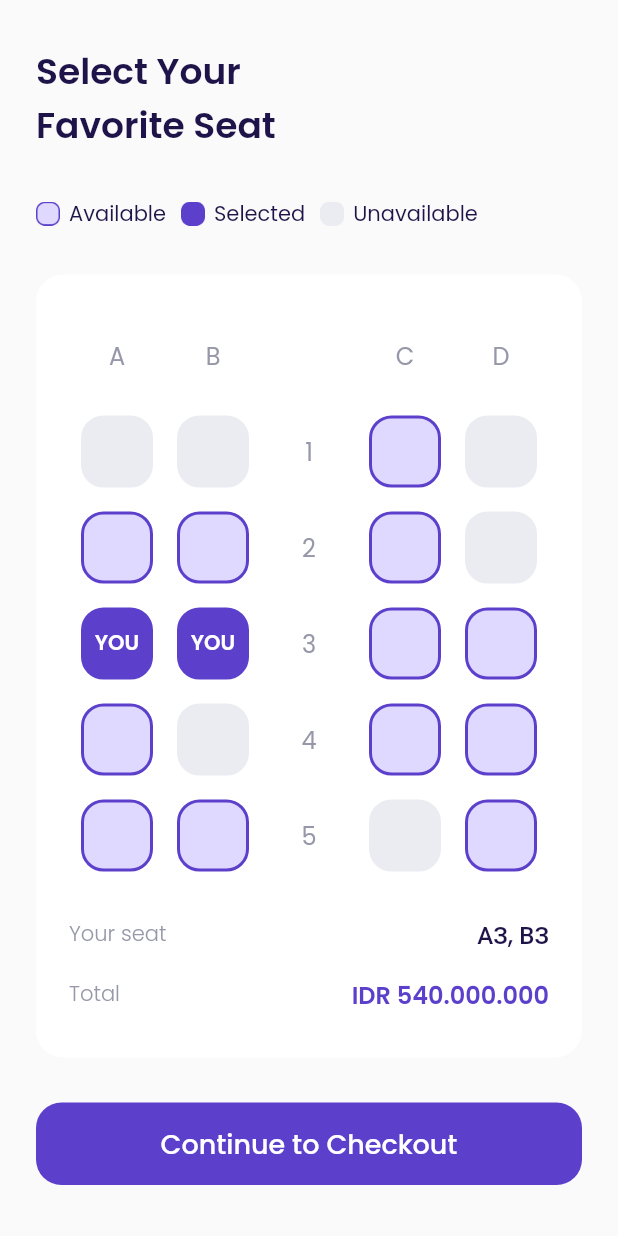
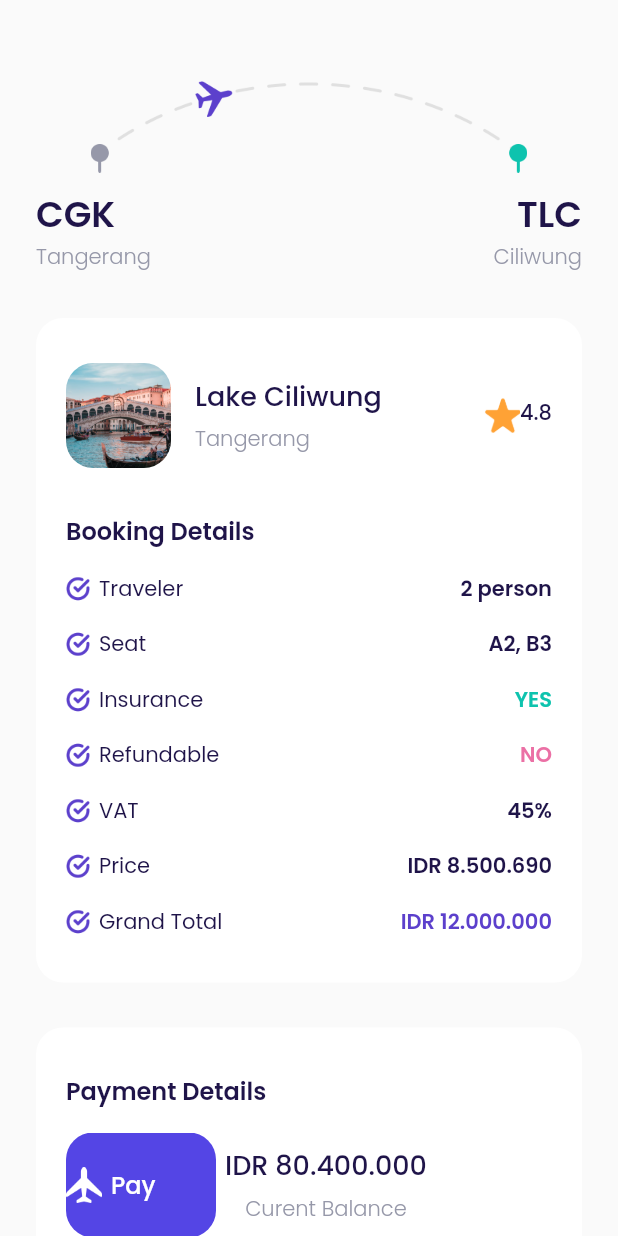
Before and after one commit to ramadhan-eko/Travel-Plane, a Flutter app: the ChooseSeatPage screen opened directly, after a tap on "Continue to Checkout", on a phone screen of 412 x 824 dp. Run offline on Flutter 3.47's test engine with Material 2 defaults, Android fonts, the phone set to English and light mode, and no system bars; our stand-ins replace google_fonts.

Commit message:
payNowButton tacButton

```diff
--- /dev/null
+++ b/lib/ui/pages/checkout_page.dart
@@ -0,0 +1,342 @@
+import 'package:airplane/shared/theme.dart';
+import 'package:airplane/ui/widgets/booking_details_item.dart';
+import 'package:airplane/ui/widgets/custom_button.dart';
+import 'package:flutter/material.dart';
+
+class CheckoutPage extends StatelessWidget {
+  const CheckoutPage({Key? key}) : super(key: key);
+
+  @override
+  Widget build(BuildContext context) {
+    Widget Route() {
+      return Container(
+        margin: EdgeInsets.only(top: 50),
+        child: Column(
+          children: [
+            Container(
+              width: 291,
+              height: 65,
+              margin: EdgeInsets.only(bottom: 10),
+              decoration: BoxDecoration(
+                image: DecorationImage(
+                  image: AssetImage(
+                    'assets/image_checkout.png',
+                  ),
+                ),
+              ),
+            ),
+            Row(
+              mainAxisAlignment: MainAxisAlignment.spaceBetween,
+              children: [
+                Column(
+                  crossAxisAlignment: CrossAxisAlignment.start,
+                  children: [
+                    Text(
+                      'CGK',
+                      style: blackTextStyle.copyWith(
+                        fontSize: 24,
+                        fontWeight: semiBold,
+                      ),
+                    ),
+                    Text(
+                      'Tangerang',
+                      style: greyTextStyle.copyWith(
+                        fontWeight: light,
+                      ),
+                    ),
+                  ],
+                ),
+                Column(
+                  crossAxisAlignment: CrossAxisAlignment.end,
+                  children: [
+                    Text(
+                      'TLC',
+                      style: blackTextStyle.copyWith(
+                        fontSize: 24,
+                        fontWeight: semiBold,
+                      ),
+                    ),
+                    Text(
+                      'Ciliwung',
+                      style: greyTextStyle.copyWith(
+                        fontWeight: light,
+                      ),
+                    ),
+                  ],
+                ),
+              ],
+            ),
+          ],
+        ),
+      );
+    }
+
+    Widget bookingDetails() {
+      return Container(
+        margin: EdgeInsets.only(top: 30),
+        padding: EdgeInsets.symmetric(
+          horizontal: 20,
+          vertical: 30,
+        ),
+        decoration: BoxDecoration(
+          borderRadius: BorderRadius.circular(18),
+          color: kWhiteColor,
+        ),
+        child: Column(
+          crossAxisAlignment: CrossAxisAlignment.start,
+          children: [
+            // NOTE: DESTINATION TILE
+            Row(
+              children: [
+                Container(
+                  width: 70,
+                  height: 70,
+                  margin: EdgeInsets.only(right: 16),
+                  decoration: BoxDecoration(
+                    borderRadius: BorderRadius.circular(18),
+                    image: DecorationImage(
+                      fit: BoxFit.cover,
+                      image: AssetImage(
+                        'assets/image_destination1.png',
+                      ),
+                    ),
+                  ),
+                ),
+                Expanded(
+                  child: Column(
+                    crossAxisAlignment: CrossAxisAlignment.start,
+                    children: [
+                      Text(
+                        'Lake Ciliwung',
+                        style: blackTextStyle.copyWith(
+                          fontSize: 18,
+                          fontWeight: medium,
+                        ),
+                      ),
+                      SizedBox(
+                        height: 5,
+                      ),
+                      Text(
+                        'Tangerang',
+                        style: greyTextStyle.copyWith(
+                          fontWeight: light,
+                        ),
+                      ),
+                    ],
+                  ),
+                ),
+                Row(
+                  mainAxisAlignment: MainAxisAlignment.center,
+                  crossAxisAlignment: CrossAxisAlignment.start,
+                  children: [
+                    Container(
+                      width: 24,
+                      height: 24,
+                      decoration: BoxDecoration(
+                        image: DecorationImage(
+                          image: AssetImage(
+                            'assets/icon_star.png',
+                          ),
+                        ),
+                      ),
+                    ),
+                    Text(
+                      '4.8',
+                      style: blackTextStyle.copyWith(
+                        fontWeight: medium,
+                      ),
+                    ),
+                  ],
+                ),
+              ],
+            ),
+
+            // NOTE: BOOKING DETAILS TEXT
+            Container(
+              margin: EdgeInsets.only(top: 30),
+              child: Text(
+                'Booking Details',
+                style: blackTextStyle.copyWith(
+                  fontSize: 16,
+                  fontWeight: semiBold,
+                ),
+              ),
+            ),
+
+            // NOTE: BOOKING DETAILS ITEM
+            BookingDetailsItem(
+              title: 'Traveler',
+              valueText: '2 person',
+              valueColor: kBlackColor,
+            ),
+            BookingDetailsItem(
+              title: 'Seat',
+              valueText: 'A2, B3',
+              valueColor: kBlackColor,
+            ),
+            BookingDetailsItem(
+              title: 'Insurance',
+              valueText: 'YES',
+              valueColor: kGreenColor,
+            ),
+            BookingDetailsItem(
+              title: 'Refundable',
+              valueText: 'NO',
+              valueColor: kRedColor,
+            ),
+            BookingDetailsItem(
+              title: 'VAT',
+              valueText: '45%',
+              valueColor: kBlackColor,
+            ),
+            BookingDetailsItem(
+              title: 'Price',
+              valueText: 'IDR 8.500.690',
+              valueColor: kBlackColor,
+            ),
+            BookingDetailsItem(
+              title: 'Grand Total',
+              valueText: 'IDR 12.000.000',
+              valueColor: kPrimaryColor,
+            ),
+          ],
+        ),
+      );
+    }
+
+    Widget paymentsDetails() {
+      return Container(
+        margin: EdgeInsets.only(top: 30),
+        padding: EdgeInsets.symmetric(
+          horizontal: 20,
+          vertical: 30,
+        ),
+        decoration: BoxDecoration(
+          borderRadius: BorderRadius.circular(18),
+          color: kWhiteColor,
+        ),
+        child: Column(
+          crossAxisAlignment: CrossAxisAlignment.start,
+          children: [
+            Text(
+              'Payment Details',
+              style: blackTextStyle.copyWith(
+                fontSize: 16,
+                fontWeight: semiBold,
+              ),
+            ),
+            Container(
+              margin: EdgeInsets.only(top: 16),
+              child: Row(
+                children: [
+                  Container(
+                    width: 100,
+                    height: 70,
+                    margin: EdgeInsets.only(right: 6),
+                    decoration: BoxDecoration(
+                      borderRadius: BorderRadius.circular(18),
+                      image: DecorationImage(
+                        fit: BoxFit.cover,
+                        image: AssetImage(
+                          'assets/image_card.png',
+                        ),
+                      ),
+                    ),
+                    child: Center(
+                      child: Row(
+                        children: [
+                          Container(
+                            width: 24,
+                            height: 24,
+                            margin: EdgeInsets.only(right: 6),
+                            decoration: BoxDecoration(
+                              image: DecorationImage(
+                                image: AssetImage(
+                                  'assets/icon_plane.png',
+                                ),
+                              ),
+                            ),
+                          ),
+                          Text(
+                            'Pay',
+                            style: whiteTextStyle.copyWith(
+                              fontSize: 16,
+                              fontWeight: medium,
+                            ),
+                          ),
+                        ],
+                      ),
+                    ),
+                  ),
+                  Column(
+                    children: [
+                      Text(
+                        'IDR 80.400.000',
+                        style: blackTextStyle.copyWith(
+                          fontSize: 18,
+                          fontWeight: medium,
+                        ),
+                        overflow: TextOverflow.ellipsis,
+                      ),
+                      SizedBox(
+                        height: 5,
+                      ),
+                      Text(
+                        'Curent Balance',
+                        style: greyTextStyle.copyWith(
+                          fontWeight: light,
+                        ),
+                      )
+                    ],
+                  ),
+                ],
+              ),
+            ),
+          ],
+        ),
+      );
+    }
+
+    Widget payNowButton() {
+      return CustomButton(
+        title: 'Pay Now',
+        onPressed: () {},
+        margin: EdgeInsets.only(top: 30),
+      );
+    }
+
+    Widget tacButton() {
+      return Container(
+        alignment: Alignment.center,
+        margin: EdgeInsets.only(
+          top: 50,
+          bottom: 73,
+        ),
+        child: Text(
+          'Terms and Conditions',
+          style: greyTextStyle.copyWith(
+            fontSize: 16,
+            fontWeight: light,
+            decoration: TextDecoration.underline,
+          ),
+        ),
+      );
+    }
+
+    return Scaffold(
+      backgroundColor: kBackgroundColor,
+      body: ListView(
+        padding: EdgeInsets.symmetric(
+          horizontal: defaultMargin,
+        ),
+        children: [
+          Route(),
+          bookingDetails(),
+          paymentsDetails(),
+          payNowButton(),
+          tacButton(),
+        ],
+      ),
+    );
+  }
+}
--- a/lib/ui/pages/choose_seat_page.dart
+++ b/lib/ui/pages/choose_seat_page.dart
@@ -1,4 +1,5 @@
 import 'package:airplane/shared/theme.dart';
+import 'package:airplane/ui/pages/checkout_page.dart';
 import 'package:airplane/ui/widgets/custom_button.dart';
 import 'package:airplane/ui/widgets/seat_item.dart';
 import 'package:flutter/material.dart';
@@ -388,7 +389,14 @@ class ChooseSeatPage extends StatelessWidget {
     Widget checkoutButton() {
       return CustomButton(
         title: 'Continue to Checkout',
-        onPressed: () {},
+        onPressed: () {
+          Navigator.push(
+            context,
+            MaterialPageRoute(
+              builder: (context) => CheckoutPage(),
+            ),
+          );
+        },
         margin: EdgeInsets.only(
           top: 30,
           bottom: 46,
--- /dev/null
+++ b/lib/ui/widgets/booking_details_item.dart
@@ -0,0 +1,50 @@
+import 'package:airplane/shared/theme.dart';
+import 'package:flutter/material.dart';
+
+class BookingDetailsItem extends StatelessWidget {
+  final String title;
+  final String valueText;
+  final Color valueColor;
+
+  const BookingDetailsItem({
+    Key? key,
+    required this.title,
+    required this.valueText,
+    required this.valueColor,
+  }) : super(key: key);
+
+  @override
+  Widget build(BuildContext context) {
+    return Container(
+      margin: EdgeInsets.only(top: 16),
+      child: Row(
+        children: [
+          Container(
+            width: 16,
+            height: 16,
+            margin: EdgeInsets.only(right: 6),
+            decoration: BoxDecoration(
+              image: DecorationImage(
+                image: AssetImage(
+                  'assets/icon_checked.png',
+                ),
+              ),
+            ),
+          ),
+          Text(
+            title,
+            style: blackTextStyle,
+          ),
+          Spacer(),
+          Text(
+            valueText,
+            style: blackTextStyle.copyWith(
+              fontWeight: semiBold,
+              color: valueColor,
+            ),
+          ),
+        ],
+      ),
+    );
+  }
+}
--- a/pubspec.yaml
+++ b/pubspec.yaml
@@ -90,7 +90,8 @@ flutter:
     - assets/icon_available.png
     - assets/icon_selected.png
     - assets/icon_unavailable.png
-
+    - assets/image_checkout.png
+    - assets/icon_checked.png
 
   # An image asset can refer to one or more resolution-specific "variants", see
   # https://flutter.dev/assets-and-images/#resolution-aware.
```
Also changed, not shown: assets/image_checkout.png.
